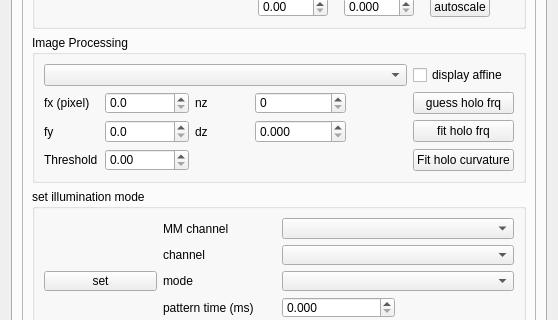
QI2lab/napari-micromanager, file micromanager_gui/_ui/micromanager_gui.ui: the form before one commit; both pictures show x 0 to 558 and y 616 to 936 of the 558 by 1397 pixel window.
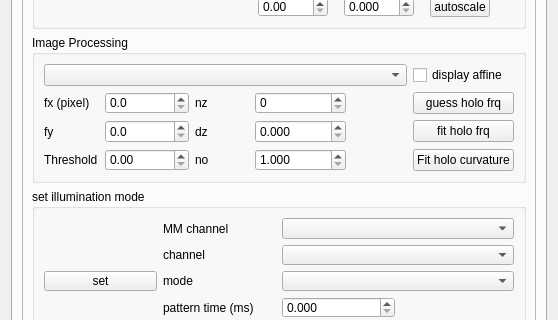
The form after the commit.

Commit message: (1) added ability to changed assumed background refractive index for numerical refocusing display (2) remove propagation global phase shift so easier to compare phase structure in different z-planes

```diff
--- a/micromanager_gui/_ui/micromanager_gui.ui
+++ b/micromanager_gui/_ui/micromanager_gui.ui
@@ -1368,6 +1368,29 @@
                </property>
               </widget>
              </item>
+             <item row="5" column="2">
+              <widget class="QLabel" name="label_30">
+               <property name="text">
+                <string>no</string>
+               </property>
+              </widget>
+             </item>
+             <item row="5" column="3">
+              <widget class="QDoubleSpinBox" name="ri_doubleSpinBox">
+               <property name="decimals">
+                <number>3</number>
+               </property>
+               <property name="minimum">
+                <double>1.000000000000000</double>
+               </property>
+               <property name="maximum">
+                <double>5.000000000000000</double>
+               </property>
+               <property name="singleStep">
+                <double>0.001000000000000</double>
+               </property>
+              </widget>
+             </item>
             </layout>
            </widget>
           </item>
```
The commit also changes 1 other file.
